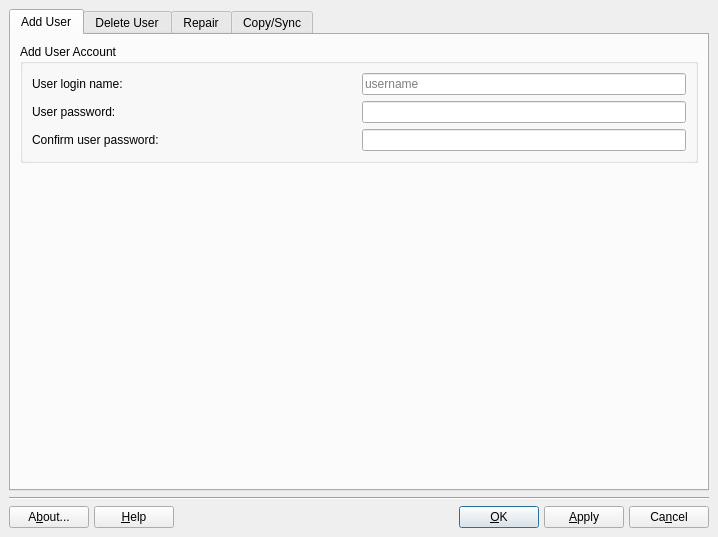
timkb4cq/mx-user, file meconfig.ui: the form before one commit.
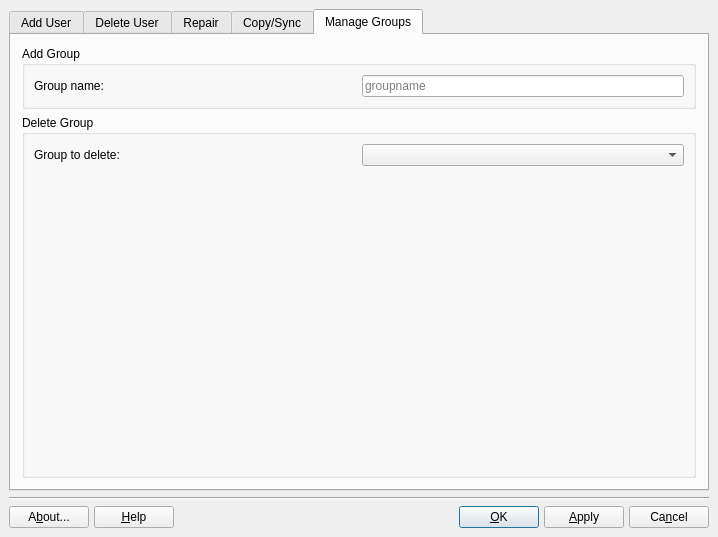
The form after the commit. The open tabs and pages were chosen to show the change. Icons and pictures are not drawn.

Commit message: added manage group tab: add/delete groups

```diff
--- a/meconfig.ui
+++ b/meconfig.ui
@@ -808,6 +808,142 @@
        </item>
       </layout>
      </widget>
+     <widget class="QWidget" name="manageGroups">
+      <attribute name="icon">
+       <iconset>
+        <normaloff>../../../../../usr/share/icons/Tango/16x16/apps/system-users.png</normaloff>../../../../../usr/share/icons/Tango/16x16/apps/system-users.png</iconset>
+      </attribute>
+      <attribute name="title">
+       <string>Manage Groups</string>
+      </attribute>
+      <layout class="QGridLayout" name="gridLayout">
+       <item row="0" column="0">
+        <widget class="QGroupBox" name="addBox">
+         <property name="sizePolicy">
+          <sizepolicy hsizetype="MinimumExpanding" vsizetype="Minimum">
+           <horstretch>0</horstretch>
+           <verstretch>0</verstretch>
+          </sizepolicy>
+         </property>
+         <property name="title">
+          <string>Add Group</string>
+         </property>
+         <layout class="QGridLayout" name="_3">
+          <property name="margin">
+           <number>9</number>
+          </property>
+          <property name="spacing">
+           <number>6</number>
+          </property>
+          <item row="0" column="1">
+           <widget class="QLineEdit" name="groupNameEdit">
+            <property name="sizePolicy">
+             <sizepolicy hsizetype="MinimumExpanding" vsizetype="Minimum">
+              <horstretch>0</horstretch>
+              <verstretch>0</verstretch>
+             </sizepolicy>
+            </property>
+            <property name="toolTip">
+             <string>Enter username of new user</string>
+            </property>
+            <property name="text">
+             <string/>
+            </property>
+            <property name="placeholderText">
+             <string>groupname</string>
+            </property>
+           </widget>
+          </item>
+          <item row="0" column="0">
+           <widget class="QLabel" name="groupNameLabel">
+            <property name="sizePolicy">
+             <sizepolicy hsizetype="MinimumExpanding" vsizetype="Minimum">
+              <horstretch>0</horstretch>
+              <verstretch>0</verstretch>
+             </sizepolicy>
+            </property>
+            <property name="toolTip">
+             <string>Username of new user</string>
+            </property>
+            <property name="text">
+             <string>Group name:</string>
+            </property>
+           </widget>
+          </item>
+         </layout>
+        </widget>
+       </item>
+       <item row="1" column="0">
+        <widget class="QGroupBox" name="deleteBox">
+         <property name="sizePolicy">
+          <sizepolicy hsizetype="MinimumExpanding" vsizetype="Minimum">
+           <horstretch>0</horstretch>
+           <verstretch>0</verstretch>
+          </sizepolicy>
+         </property>
+         <property name="title">
+          <string>Delete Group</string>
+         </property>
+         <layout class="QGridLayout" name="_2">
+          <property name="margin">
+           <number>9</number>
+          </property>
+          <property name="spacing">
+           <number>6</number>
+          </property>
+          <item row="0" column="0">
+           <widget class="QLabel" name="deleteGroupLabel">
+            <property name="sizePolicy">
+             <sizepolicy hsizetype="MinimumExpanding" vsizetype="Minimum">
+              <horstretch>0</horstretch>
+              <verstretch>0</verstretch>
+             </sizepolicy>
+            </property>
+            <property name="toolTip">
+             <string>Select user to delete</string>
+            </property>
+            <property name="frameShape">
+             <enum>QFrame::NoFrame</enum>
+            </property>
+            <property name="frameShadow">
+             <enum>QFrame::Plain</enum>
+            </property>
+            <property name="text">
+             <string>Group to delete:</string>
+            </property>
+           </widget>
+          </item>
+          <item row="0" column="1">
+           <widget class="QComboBox" name="deleteGroupCombo">
+            <property name="sizePolicy">
+             <sizepolicy hsizetype="MinimumExpanding" vsizetype="Minimum">
+              <horstretch>0</horstretch>
+              <verstretch>0</verstretch>
+             </sizepolicy>
+            </property>
+            <property name="toolTip">
+             <string>Select user to delete</string>
+            </property>
+           </widget>
+          </item>
+          <item row="1" column="0" colspan="2">
+           <spacer name="verticalSpacer">
+            <property name="orientation">
+             <enum>Qt::Vertical</enum>
+            </property>
+            <property name="sizeHint" stdset="0">
+             <size>
+              <width>20</width>
+              <height>40</height>
+             </size>
+            </property>
+           </spacer>
+          </item>
+         </layout>
+        </widget>
+       </item>
+      </layout>
+     </widget>
     </widget>
    </item>
    <item>
```
Left out of the diff: 22 changed lines with no effect on the pictures. The commit also changes 3 other files.
